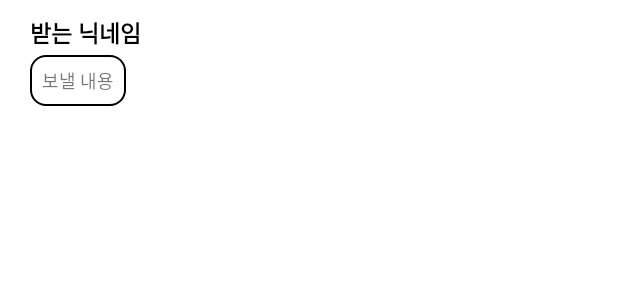
After one commit to UMC-Hackathon/MBTree_AOS_Practice, an Android app: the layout item_my_chat.xml on its own in the app's theme, with its tools: preview values and no code run, on a phone screen of 412 x 824 dp. The commit adds this screen. Shown: the top 300 px of the screen. Run offline under Robolectric (Android 15) with nearby library versions, the light colour scheme and no system bars.

Commit message:
채팅 화면 추가

```diff
--- a/app/build.gradle
+++ b/app/build.gradle
@@ -49,4 +49,8 @@ dependencies {
     implementation 'com.squareup.retrofit2:retrofit:2.9.0'
     implementation 'com.squareup.retrofit2:converter-gson:2.9.0'
     implementation 'com.squareup.retrofit2:adapter-rxjava2:2.9.0'
+
+    //firebase
+    implementation platform('com.google.firebase:firebase-bom:30.1.0')
+    implementation 'com.google.firebase:firebase-analytics-ktx'
 }
--- a/app/src/main/java/com/umc/project/mbtree/MainActivity.kt
+++ b/app/src/main/java/com/umc/project/mbtree/MainActivity.kt
@@ -11,11 +11,9 @@ import android.view.View
 import android.widget.ImageView
 import android.widget.Toast
 import androidx.activity.result.ActivityResultLauncher
-import androidx.activity.result.contract.ActivityResultContract
 import androidx.activity.result.contract.ActivityResultContracts
 import com.umc.project.mbtree.api.RetrofitInterface
 import com.umc.project.mbtree.api.getRetrofit
-import com.umc.project.mbtree.databinding.ActivityLetterBinding
 import com.umc.project.mbtree.databinding.ActivityMainBinding
 import com.umc.project.mbtree.dto.Post
 import retrofit2.Call
@@ -25,9 +23,11 @@ class MainActivity : AppCompatActivity() {
 
     var TAG: String = "MainActivity"
     lateinit var binding: ActivityMainBinding
+
     private lateinit var getResult: ActivityResultLauncher<Intent>
     private var curX:Float = 0.0F
     private var curY:Float = 0.0F
+    // PR연습
 
     val resultLauncher =
         registerForActivityResult(ActivityResultContracts.StartActivityForResult()){ result->
@@ -55,6 +55,7 @@ class MainActivity : AppCompatActivity() {
         Log.d("레트로핏 테스트", "레트로핏 연결")
         getPosts()
 
+        //나무에 열매달기
         binding.touchView.setOnTouchListener(object: View.OnTouchListener{
             override fun onTouch(p0: View?, p1: MotionEvent?): Boolean {
                 curX = p1!!.x
--- /dev/null
+++ b/app/src/main/res/drawable/custom_chat_me.xml
@@ -0,0 +1,12 @@
+<?xml version="1.0" encoding="utf-8"?>
+<layer-list xmlns:android="http://schemas.android.com/apk/res/android">
+    <item>
+        <shape>
+            <solid android:color="@color/white"/>
+            <corners android:radius="10dp"/>
+            <stroke
+                android:color="@color/black"
+                android:width="1dp"/>
+        </shape>
+    </item>
+</layer-list>
--- /dev/null
+++ b/app/src/main/res/layout/item_my_chat.xml
@@ -0,0 +1,28 @@
+<?xml version="1.0" encoding="utf-8"?>
+<LinearLayout
+    xmlns:android="http://schemas.android.com/apk/res/android"
+    android:paddingStart="20dp"
+    android:paddingVertical="10dp"
+    android:layout_width="match_parent"
+    android:layout_height="wrap_content"
+    android:orientation="vertical">
+
+    <TextView
+        android:id="@+id/tv_chat_you"
+        android:layout_width="wrap_content"
+        android:layout_height="wrap_content"
+        android:textSize="15sp"
+        android:textColor="@color/black"
+        android:textStyle="bold"
+        android:layout_marginBottom="3dp"
+        android:text="받는 닉네임"/>
+
+    <TextView
+        android:layout_width="wrap_content"
+        android:layout_height="wrap_content"
+        android:text="보낼 내용"
+        android:textSize="12sp"
+        android:padding="8dp"
+        android:background="@drawable/custom_chat_me" />
+
+</LinearLayout>
```
Also changed, not shown: app/src/main/java/com/umc/project/mbtree/ChatActivity.kt (added, +35 -0 lines), app/src/main/java/com/umc/project/mbtree/dto/Chat.kt (added, +7 -0 lines), app/src/main/res/layout/activity_chat.xml (added, +34 -0 lines), app/src/main/res/layout/activity_main.xml (+8 -9 lines), build.gradle (+9 -0 lines), 1 other file.
